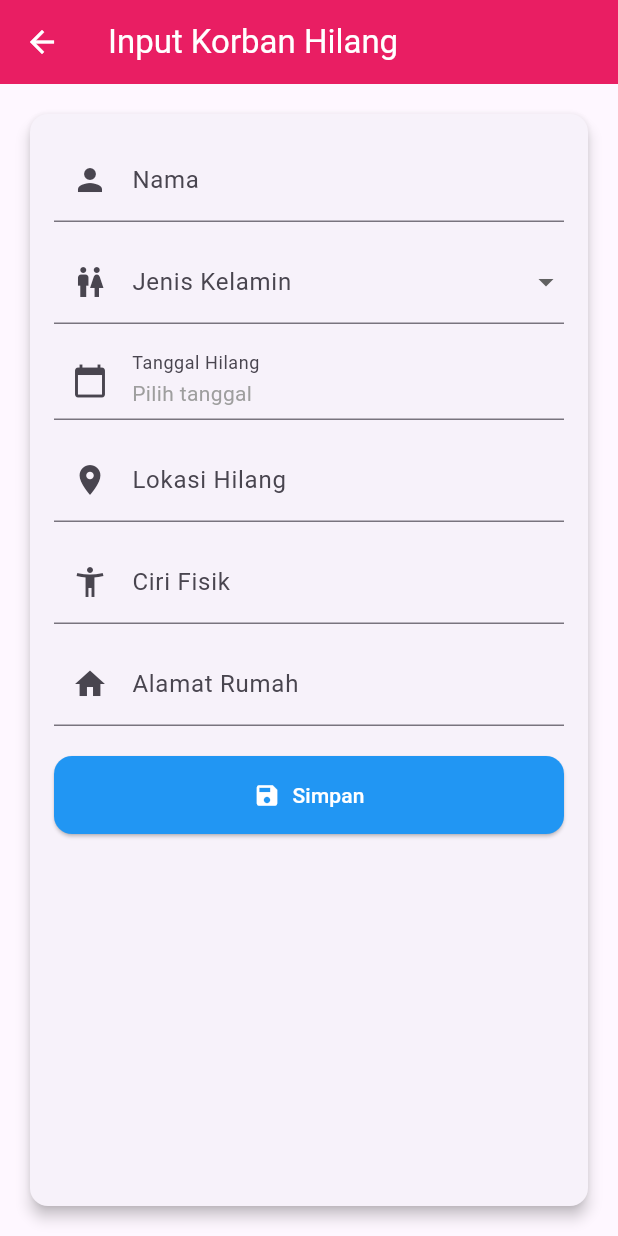
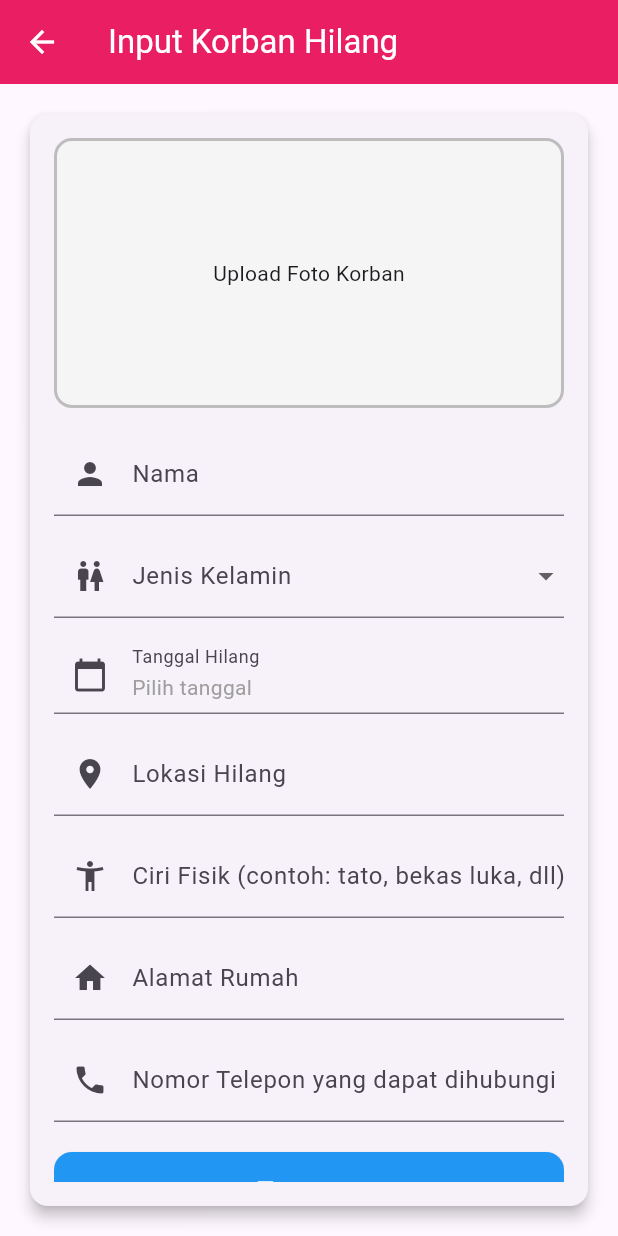
Before and after one commit to Ariel-F-S/cadavis, a Flutter app: the KorbanHilangInputPage screen opened by its route, on a phone screen of 412 x 824 dp. Run offline on Flutter 3.47's test engine with Material 3 defaults, Android fonts, the phone set to English and light mode, and no system bars; our stand-ins replace device_info_plus, fl_chart, geolocator, image_picker, open_file, permission_handler and 2 more; missing offline and left inert: excel; accounts and stored records are empty.

Commit message:
update all

```diff
--- a/lib/main.dart
+++ b/lib/main.dart
@@ -19,6 +19,7 @@ import 'pages/daftar_korban_hilang.dart';
 import 'pages/input_korban_hilang.dart';
 import 'pages/menu_korban_hilang.dart';
 import 'pages/edit_korban.dart';
+import 'pages/detail_korban_hilang.dart';
 
 import 'models/korban_hilang.dart';
 
@@ -26,7 +27,7 @@ Future<void> main() async {
   WidgetsFlutterBinding.ensureInitialized();
   await initializeDateFormatting('id_ID', null);
 
-  // ✅ Reset database lama (hapus cadavis.db)
+
   final dbPath = await getDatabasesPath();
   await deleteDatabase(join(dbPath, 'cadavis.db'));
 
@@ -119,6 +120,13 @@ class _CadavisAppState extends State<CadavisApp> {
             return MaterialPageRoute(
               builder: (_) => DaftarKorbanHilangPage(role: role),
             );
+          case '/detail-korban':
+            final args = settings.arguments as Map<String, dynamic>? ?? {};
+            final korban = args['korban'] as KorbanHilang;
+            final role = args['role'] ?? 'pengguna';
+            return MaterialPageRoute(
+              builder: (_) => DetailKorbanPage(korban: korban, role: role),
+            );
           case '/edit-korban': // edit data korban hilang
             final korban = settings.arguments as KorbanHilang;
             return MaterialPageRoute(
--- a/lib/models/korban_hilang.dart
+++ b/lib/models/korban_hilang.dart
@@ -9,6 +9,7 @@ class KorbanHilang {
   final String ciriFisik;
   final String alamatRumah;
   final String fotoPath;
+  final String nomorTelepon;
 
   KorbanHilang({
     this.id,
@@ -21,6 +22,7 @@ class KorbanHilang {
     required this.ciriFisik,
     required this.alamatRumah,
     required this.fotoPath,
+    required this.nomorTelepon,
   });
 
   Map<String, dynamic> toMap() {
@@ -35,6 +37,7 @@ class KorbanHilang {
       'ciri_fisik': ciriFisik,
       'alamat_rumah': alamatRumah,
       'foto_path': fotoPath,
+      'nomor_telepon': nomorTelepon,
     };
   }
 
@@ -50,6 +53,7 @@ class KorbanHilang {
       ciriFisik: map['ciri_fisik'] ?? '',
       alamatRumah: map['alamat_rumah'] ?? '',
       fotoPath: map['foto_path'] ?? '',
+      nomorTelepon: map['nomor_telepon'] ?? '',
     );
   }
 
@@ -64,6 +68,7 @@ class KorbanHilang {
     String? ciriFisik,
     String? alamatRumah,
     String? fotoPath,
+    String? nomorTelepon,
   }) {
     return KorbanHilang(
       id: id ?? this.id,
@@ -76,6 +81,7 @@ class KorbanHilang {
       ciriFisik: ciriFisik ?? this.ciriFisik,
       alamatRumah: alamatRumah ?? this.alamatRumah,
       fotoPath: fotoPath ?? this.fotoPath,
+      nomorTelepon: nomorTelepon ?? this.nomorTelepon,
     );
   }
 }
--- a/lib/pages/edit_korban.dart
+++ b/lib/pages/edit_korban.dart
@@ -34,6 +34,7 @@ class _EditKorbanPageState extends State<EditKorbanPage> {
       fotoPath: widget.korban.fotoPath,
       status: _selectedStatus ?? widget.korban.status,
       kondisi: _selectedKondisi ?? widget.korban.kondisi,
+      nomorTelepon: widget.korban.nomorTelepon,
     );
 
     await DatabaseHelper.instance.updateKorbanHilang(updatedKorban);
--- a/lib/pages/input_korban_hilang.dart
+++ b/lib/pages/input_korban_hilang.dart
@@ -1,4 +1,6 @@
+import 'dart:io';
 import 'package:flutter/material.dart';
+import 'package:image_picker/image_picker.dart';
 import 'package:intl/intl.dart';
 import '../db/database_helper.dart';
 import '../models/korban_hilang.dart';
@@ -16,10 +18,11 @@ class _KorbanHilangInputPageState extends State<KorbanHilangInputPage> {
   final _lokasiController = TextEditingController();
   final _ciriFisikController = TextEditingController();
   final _alamatController = TextEditingController();
+  final _teleponController = TextEditingController();
 
   String? _selectedGender;
   DateTime? _selectedDate;
-
+  File? _selectedImage;
   Future<void> _pickDate() async {
     final picked = await showDatePicker(
       context: context,
@@ -34,8 +37,24 @@ class _KorbanHilangInputPageState extends State<KorbanHilangInputPage> {
     }
   }
 
+  Future<void> _pickImage() async {
+    final picker = ImagePicker();
+    final pickedFile = await picker.pickImage(source: ImageSource.gallery);
+    if (pickedFile != null) {
+      setState(() {
+        _selectedImage = File(pickedFile.path);
+      });
+    }
+  }
   Future<void> _simpanData() async {
     if (_formKey.currentState!.validate()) {
+      if (_selectedImage == null) {
+        ScaffoldMessenger.of(context).showSnackBar(
+          const SnackBar(content: Text("Foto korban wajib diupload")),
+        );
+        return;
+      }
+
       final korban = KorbanHilang(
         nama: _namaController.text,
         jenisKelamin: _selectedGender ?? "-",
@@ -45,9 +64,10 @@ class _KorbanHilangInputPageState extends State<KorbanHilangInputPage> {
         lokasi: _lokasiController.text,
         ciriFisik: _ciriFisikController.text,
         alamatRumah: _alamatController.text,
+        nomorTelepon: _teleponController.text,
         status: "Belum ditemukan", // default
         kondisi: "", // default kosong
-        fotoPath: "",
+        fotoPath: _selectedImage!.path,
       );
 
       await DatabaseHelper.instance.insertKorbanHilang(korban);
@@ -59,8 +79,7 @@ class _KorbanHilangInputPageState extends State<KorbanHilangInputPage> {
       Navigator.pop(context);
     }
   }
-
-  @override
+@override
   Widget build(BuildContext context) {
     final isDark = Theme.of(context).brightness == Brightness.dark;
 
@@ -81,6 +100,31 @@ class _KorbanHilangInputPageState extends State<KorbanHilangInputPage> {
               key: _formKey,
               child: ListView(
                 children: [
+                  // Foto korban
+                  GestureDetector(
+                    onTap: _pickImage,
+                    child: Container(
+                      height: 180,
+                      decoration: BoxDecoration(
+                        border: Border.all(color: Colors.grey.shade400, width: 2),
+                        borderRadius: BorderRadius.circular(12),
+                        color: Colors.grey.shade100,
+                      ),
+                      child: _selectedImage != null
+                          ? ClipRRect(
+                              borderRadius: BorderRadius.circular(10),
+                              child: Image.file(
+                                _selectedImage!,
+                                fit: BoxFit.cover,
+                                width: double.infinity,
+                              ),
+                            )
+                          : const Center(
+                              child: Text("Upload Foto Korban"),
+                            ),
+                    ),
+                  ),
+                  const SizedBox(height: 16),
                   TextFormField(
                     controller: _namaController,
                     decoration: const InputDecoration(
@@ -133,15 +177,17 @@ class _KorbanHilangInputPageState extends State<KorbanHilangInputPage> {
                       labelText: "Lokasi Hilang",
                       prefixIcon: Icon(Icons.location_on),
                     ),
+                    validator: (val) => val!.isEmpty ? "Wajib diisi" : null,
                   ),
                   const SizedBox(height: 12),
 
                   TextFormField(
                     controller: _ciriFisikController,
                     decoration: const InputDecoration(
-                      labelText: "Ciri Fisik",
+                      labelText: "Ciri Fisik (contoh: tato, bekas luka, dll)",
                       prefixIcon: Icon(Icons.accessibility_new),
                     ),
+                    validator: (val) => val!.isEmpty ? "Wajib diisi" : null,
                   ),
                   const SizedBox(height: 12),
 
@@ -151,6 +197,18 @@ class _KorbanHilangInputPageState extends State<KorbanHilangInputPage> {
                       labelText: "Alamat Rumah",
                       prefixIcon: Icon(Icons.home),
                     ),
+                    validator: (val) => val!.isEmpty ? "Wajib diisi" : null,
+                  ),
+                  const SizedBox(height: 12),
+
+                  TextFormField(
+                    controller: _teleponController,
+                    keyboardType: TextInputType.phone,
+                    decoration: const InputDecoration(
+                      labelText: "Nomor Telepon yang dapat dihubungi",
+                      prefixIcon: Icon(Icons.phone),
+                    ),
+                    validator: (val) => val!.isEmpty ? "Wajib diisi" : null,
                   ),
                   const SizedBox(height: 20),
 
--- a/pubspec.yaml
+++ b/pubspec.yaml
@@ -1,4 +1,4 @@
-name: cadavis
+name: Cadavis
 description: "Cadaver Detection System"
 publish_to: 'none'
 
@@ -59,9 +59,6 @@ flutter:
     - assets/images.jpg
 
 
-# ============================
-# CONFIG ICON APK
-# ============================
 flutter_icons:
   android: true
   ios: true
```
Also changed, not shown: lib/pages/detail_korban_hilang.dart (added, +127 -0 lines), 1 other file.
